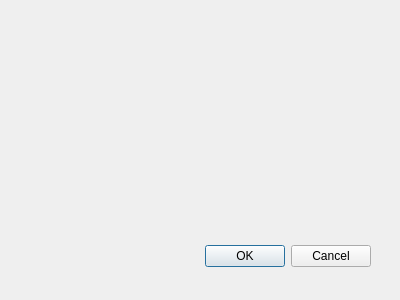
The window that SwapVectorDirection_dialog_base.ui (Christophe55/SwapVectorDirection) describes before a commit, drawn with Qt 5.
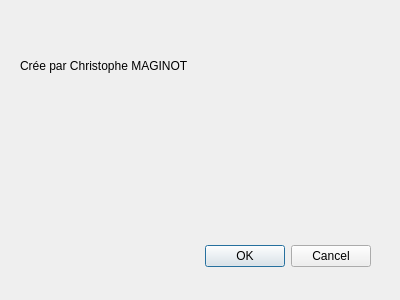
The same window after the commit.

What changed in the file:
```diff
--- a/SwapVectorDirection_dialog_base.ui
+++ b/SwapVectorDirection_dialog_base.ui
@@ -28,6 +28,19 @@
     <set>QDialogButtonBox::Cancel|QDialogButtonBox::Ok</set>
    </property>
   </widget>
+  <widget class="QLabel" name="label">
+   <property name="geometry">
+    <rect>
+     <x>20</x>
+     <y>50</y>
+     <width>341</width>
+     <height>31</height>
+    </rect>
+   </property>
+   <property name="text">
+    <string>Crée par Christophe MAGINOT</string>
+   </property>
+  </widget>
  </widget>
  <resources/>
  <connections>
```
Left out of the diff: 41 changed lines with no effect on the pictures.
